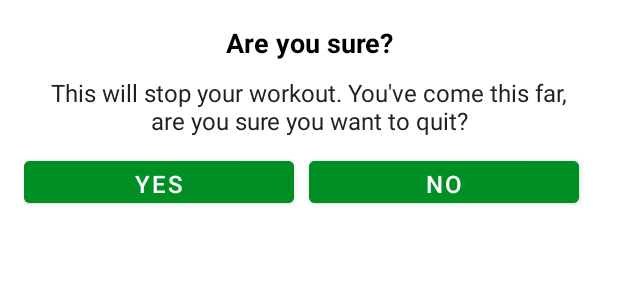
After one commit to figlo/7MinutesWorkout, an Android app: the layout dialog_custom_back_confirmation.xml on its own in the app's theme, with its tools: preview values and no code run, on a phone screen of 412 x 824 dp. The commit adds this screen. Shown: the top 300 px of the screen. Run offline under Robolectric (Android 15) with nearby library versions, the phone set to English and light mode, and no system bars.

Commit message:
setting up the custom dialog for the back button

```diff
--- /dev/null
+++ b/app/src/main/res/layout/dialog_custom_back_confirmation.xml
@@ -0,0 +1,62 @@
+<?xml version="1.0" encoding="utf-8"?>
+<LinearLayout xmlns:android="http://schemas.android.com/apk/res/android"
+    android:layout_width="match_parent"
+    android:layout_height="wrap_content"
+    android:gravity="center"
+    android:orientation="vertical"
+    android:padding="16dp">
+
+    <TextView
+        android:layout_width="match_parent"
+        android:layout_height="wrap_content"
+        android:gravity="center"
+        android:text="Are you sure?"
+        android:textColor="@color/black"
+        android:textSize="18sp"
+        android:textStyle="bold" />
+
+    <TextView
+        android:layout_width="match_parent"
+        android:layout_height="wrap_content"
+        android:layout_marginStart="10dp"
+        android:layout_marginTop="10dp"
+        android:layout_marginEnd="10dp"
+        android:gravity="center"
+        android:text="This will stop your workout. You\'ve come this far, are you sure you want to quit?"
+        android:textColor="#212121"
+        android:textSize="16sp" />
+
+    <LinearLayout
+        android:layout_width="match_parent"
+        android:layout_height="wrap_content"
+        android:layout_marginTop="10dp"
+        android:orientation="horizontal">
+
+        <Button
+            android:id="@+id/btnYes"
+            android:layout_width="0dp"
+            android:layout_height="40dp"
+            android:layout_marginEnd="10dp"
+            android:layout_weight="1"
+            android:backgroundTint="@color/colorAccent"
+            android:gravity="center"
+            android:text="YES"
+            android:textColor="#ffffff"
+            android:textSize="16sp" />
+
+        <Button
+            android:id="@+id/btnNo"
+            android:layout_width="0dp"
+            android:layout_height="40dp"
+            android:layout_marginEnd="10dp"
+            android:layout_weight="1"
+            android:backgroundTint="@color/colorAccent"
+            android:gravity="center"
+            android:text="NO"
+            android:textColor="#ffffff"
+            android:textSize="16sp" />
+
+
+    </LinearLayout>
+
+</LinearLayout>
```
Also changed, not shown: app/src/main/java/sk/figlar/a7minutesworkout/ExerciseActivity.kt (+41 -8 lines).
